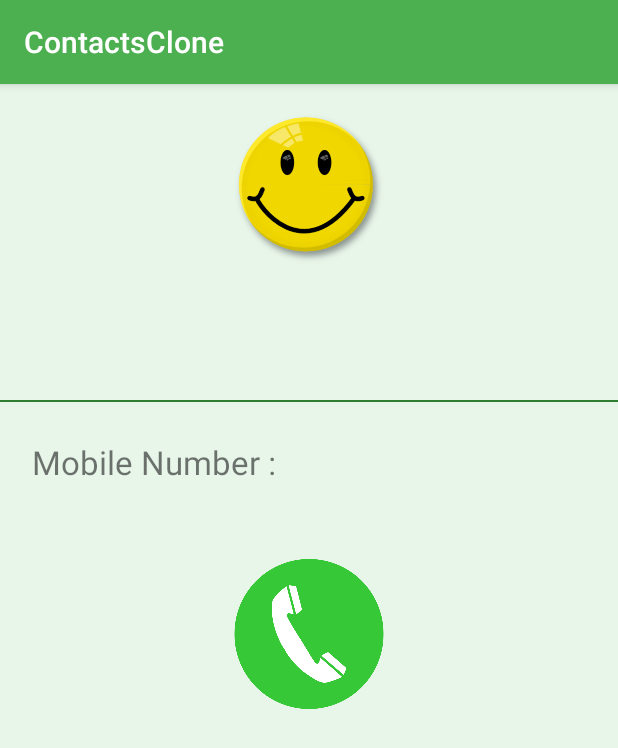
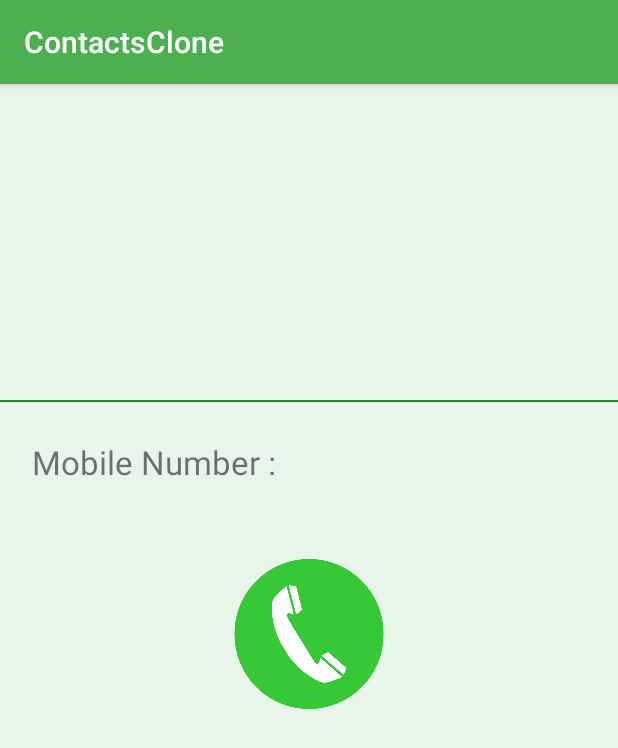
Before and after one commit to shangeethsivan/ContactsClone, an Android app: the DetailActivity screen opened directly, with no data from a screen before it, on a phone screen of 412 x 824 dp. Shown: the top 748 px of the screen. Run offline under Robolectric (Android 15) with nearby library versions, the phone set to English and light mode, and no system bars; our stand-ins replace Picasso; pictures from the network do not load; 1 statement that could not run was skipped.

```diff
--- a/app/src/main/res/layout/activity_detail.xml
+++ b/app/src/main/res/layout/activity_detail.xml
@@ -11,8 +11,7 @@
         android:layout_width="100dp"
         android:layout_height="100dp"
         android:layout_gravity="center"
-        android:layout_margin="20dp"
-        android:src="@drawable/smiley" />
+        android:layout_margin="20dp" />
 
     <TextView
         android:id="@+id/contact_name"
```
Also changed, not shown: app/src/main/java/com/shangeeth/contactsclone/ui/DetailActivity.java (+2 -10 lines).
